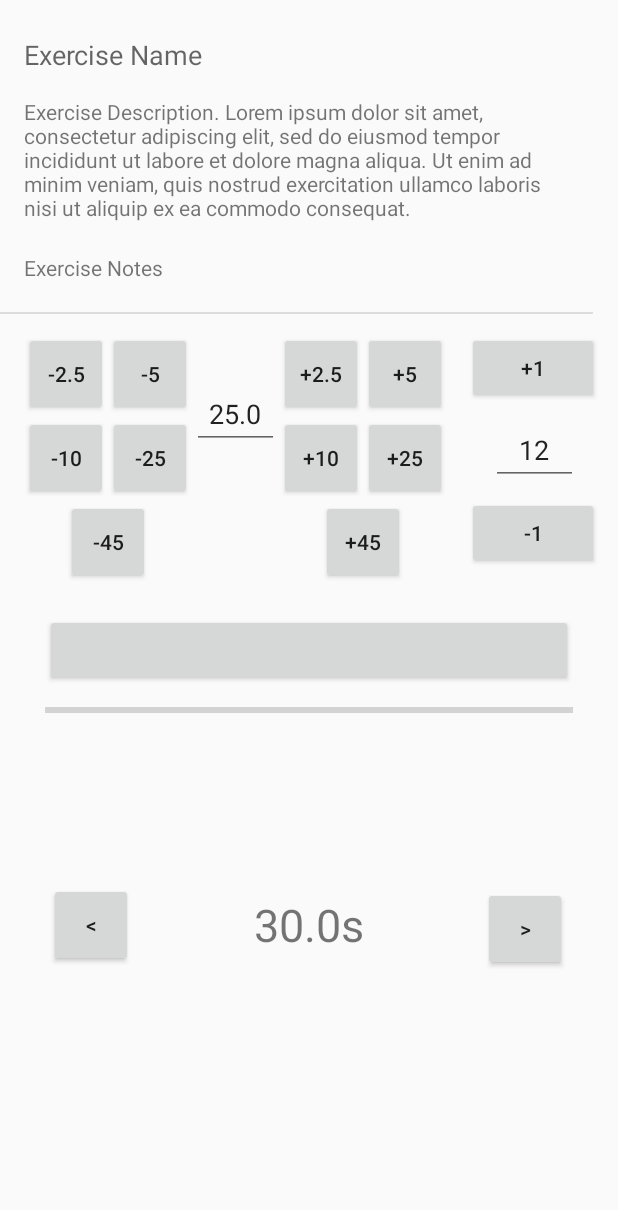
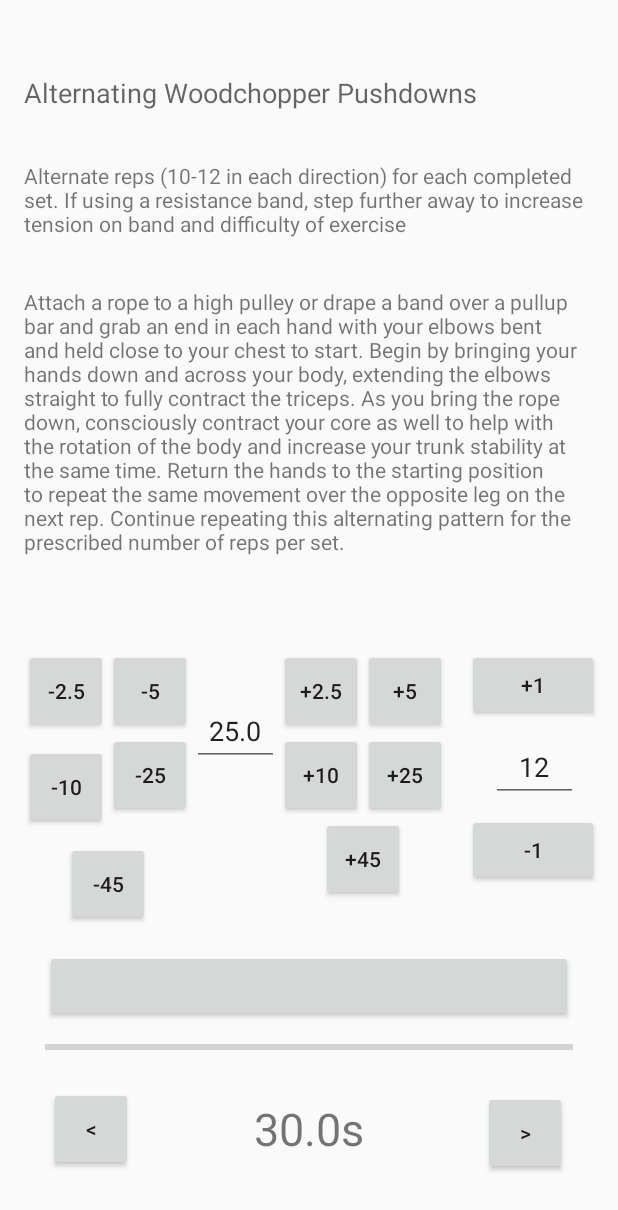
Before and after one commit to jeubank12/refitted, an Android app: the layout activity_exercise_detail_view.xml on its own in the app's theme, with its tools: preview values and no code run, on a phone screen of 412 x 824 dp. Shown: the top 1210 px of the screen. Run offline under Robolectric (Android 15) with nearby library versions, the phone set to English and light mode, and no system bars.

Commit message:
balance the detail view

```diff
--- a/app/build.gradle
+++ b/app/build.gradle
@@ -24,7 +24,7 @@ android {
             proguardFiles getDefaultProguardFile('proguard-android-optimize.txt'), 'proguard-rules.pro'
         }
     }
-    dataBinding{
+    dataBinding {
         enabled = true
     }
     compileOptions {
--- a/app/src/main/AndroidManifest.xml
+++ b/app/src/main/AndroidManifest.xml
@@ -4,7 +4,9 @@
     package="com.litus_animae.refitted">
 
     <uses-permission android:name="android.permission.INTERNET" />
-    <uses-permission android:name="android.permission.RECORD_AUDIO" tools:node="remove" />
+    <uses-permission
+        android:name="android.permission.RECORD_AUDIO"
+        tools:node="remove" />
 
     <application
         android:name=".InstaBugApplication"
--- a/app/src/main/res/layout/activity_exercise_detail_view.xml
+++ b/app/src/main/res/layout/activity_exercise_detail_view.xml
@@ -72,9 +72,10 @@
             android:id="@+id/sub45Button"
             android:layout_width="56dp"
             android:layout_height="56dp"
-            android:layout_marginStart="28dp"
             android:onClick="HandleWeightClick"
             android:text="@string/sub45"
+            app:layout_constraintBottom_toTopOf="@+id/completeSetButton"
+            app:layout_constraintEnd_toEndOf="@+id/sub25Button"
             app:layout_constraintStart_toStartOf="@+id/sub10Button"
             app:layout_constraintTop_toBottomOf="@+id/sub10Button" />
 
@@ -84,6 +85,7 @@
             android:layout_height="56dp"
             android:onClick="HandleWeightClick"
             android:text="@string/sub10"
+            app:layout_constraintBottom_toTopOf="@+id/sub45Button"
             app:layout_constraintStart_toStartOf="@+id/sub2point5Button"
             app:layout_constraintTop_toBottomOf="@+id/sub2point5Button" />
 
@@ -91,9 +93,9 @@
             android:id="@+id/add45Button"
             android:layout_width="56dp"
             android:layout_height="56dp"
-            android:layout_marginStart="28dp"
             android:onClick="HandleWeightClick"
             android:text="@string/add45"
+            app:layout_constraintEnd_toEndOf="@+id/add25Button"
             app:layout_constraintStart_toStartOf="@+id/add10Button"
             app:layout_constraintTop_toBottomOf="@+id/add10Button" />
 
@@ -114,8 +116,9 @@
             android:layout_marginTop="12dp"
             android:onClick="HandleWeightClick"
             android:text="@string/sub2point5"
+            app:layout_constraintBottom_toTopOf="@+id/sub10Button"
             app:layout_constraintStart_toStartOf="parent"
-            app:layout_constraintTop_toBottomOf="@+id/divider" />
+            app:layout_constraintTop_toBottomOf="@+id/guideline" />
 
         <Button
             android:id="@+id/add5Button"
@@ -146,44 +149,45 @@
 
         <TextView
             android:id="@+id/exerciseNameView"
-            android:layout_width="352dp"
+            android:layout_width="0dp"
             android:layout_height="wrap_content"
             android:layout_marginStart="16dp"
             android:layout_marginTop="24dp"
+            android:layout_marginEnd="16dp"
             android:text="@{exercise.Exercise.Name}"
             android:textAppearance="@style/TextAppearance.AppCompat.Medium"
+            app:layout_constraintBottom_toTopOf="@+id/exerciseNotesView"
+            app:layout_constraintEnd_toEndOf="parent"
             app:layout_constraintStart_toStartOf="parent"
             app:layout_constraintTop_toTopOf="parent"
-            tools:text="Exercise Name" />
+            tools:text="Alternating Woodchopper Pushdowns" />
 
         <TextView
             android:id="@+id/exerciseDescriptionView"
-            android:layout_width="352dp"
-            android:layout_height="88dp"
-            android:layout_marginTop="16dp"
+            android:layout_width="0dp"
+            android:layout_height="wrap_content"
+            android:layout_marginTop="8dp"
+            android:layout_marginBottom="16dp"
             android:text="@{exercise.Exercise.Description}"
-            app:layout_constraintStart_toStartOf="@+id/exerciseNameView"
-            app:layout_constraintTop_toBottomOf="@+id/exerciseNameView"
-            tools:text="Exercise Description. Lorem ipsum dolor sit amet, consectetur adipiscing elit, sed do eiusmod tempor incididunt ut labore et dolore magna aliqua. Ut enim ad minim veniam, quis nostrud exercitation ullamco laboris nisi ut aliquip ex ea commodo consequat." />
+            app:layout_constraintBottom_toTopOf="@+id/guideline"
+            app:layout_constraintEnd_toEndOf="@+id/exerciseNameView"
+            app:layout_constraintHorizontal_bias="1.0"
+            app:layout_constraintStart_toStartOf="@+id/exerciseNotesView"
+            app:layout_constraintTop_toBottomOf="@+id/exerciseNotesView"
+            tools:text="Attach a rope to a high pulley or drape a band over a pullup bar and grab an end in each hand with your elbows bent and held close to your chest to start. Begin by bringing your hands down and across your body, extending the elbows straight to fully contract the triceps. As you bring the rope down, consciously contract your core as well to help with the rotation of the body and increase your trunk stability at the same time. Return the hands to the starting position to repeat the same movement over the opposite leg on the next rep. Continue repeating this alternating pattern for the prescribed number of reps per set." />
 
         <TextView
             android:id="@+id/exerciseNotesView"
-            android:layout_width="352dp"
+            android:layout_width="0dp"
             android:layout_height="wrap_content"
-            android:layout_marginTop="16dp"
+            android:layout_marginTop="8dp"
             android:text="@{exercise.Note}"
-            app:layout_constraintStart_toStartOf="@+id/exerciseDescriptionView"
-            app:layout_constraintTop_toBottomOf="@+id/exerciseDescriptionView"
-            tools:text="Exercise Notes" />
-
-        <View
-            android:id="@+id/divider"
-            android:layout_width="395dp"
-            android:layout_height="1dp"
-            android:layout_marginTop="20dp"
-            android:background="?android:attr/listDivider"
-            app:layout_constraintStart_toStartOf="parent"
-            app:layout_constraintTop_toBottomOf="@+id/exerciseNotesView" />
+            app:layout_constraintBottom_toTopOf="@+id/exerciseDescriptionView"
+            app:layout_constraintEnd_toEndOf="@+id/exerciseNameView"
+            app:layout_constraintHorizontal_bias="0.0"
+            app:layout_constraintStart_toStartOf="@+id/exerciseNameView"
+            app:layout_constraintTop_toBottomOf="@+id/exerciseNameView"
+            tools:text="Alternate reps (10-12 in each direction) for each completed set. If using a resistance band, step further away to increase tension on band and difficulty of exercise" />
 
         <EditText
             android:id="@+id/weightDisplayView"
@@ -247,11 +251,13 @@
             android:layout_width="352dp"
             android:layout_height="48dp"
             android:layout_marginStart="8dp"
-            android:layout_marginTop="20dp"
+            android:layout_marginTop="8dp"
             android:layout_marginEnd="8dp"
             android:onClick="HandleCompleteSet"
             android:text="@{completeSetButtonText}"
+            app:layout_constraintBottom_toTopOf="@+id/restProgressBar"
             app:layout_constraintEnd_toEndOf="parent"
+            app:layout_constraintHorizontal_bias="0.5"
             app:layout_constraintStart_toStartOf="parent"
             app:layout_constraintTop_toBottomOf="@+id/sub45Button" />
 
@@ -261,9 +267,10 @@
             android:layout_width="352dp"
             android:layout_height="wrap_content"
             android:layout_marginStart="8dp"
-            android:layout_marginTop="8dp"
             android:layout_marginEnd="8dp"
+            app:layout_constraintBottom_toTopOf="@+id/restTimeView"
             app:layout_constraintEnd_toEndOf="parent"
+            app:layout_constraintHorizontal_bias="0.5"
             app:layout_constraintStart_toStartOf="parent"
             app:layout_constraintTop_toBottomOf="@+id/completeSetButton" />
 
@@ -274,13 +281,14 @@
             android:layout_marginStart="8dp"
             android:layout_marginTop="8dp"
             android:layout_marginEnd="8dp"
-            android:layout_marginBottom="8dp"
+            android:layout_marginBottom="32dp"
             android:gravity="center"
             android:textSize="30sp"
             app:layout_constraintBottom_toBottomOf="parent"
             app:layout_constraintEnd_toEndOf="parent"
+            app:layout_constraintHorizontal_bias="0.5"
             app:layout_constraintStart_toStartOf="parent"
-            app:layout_constraintTop_toTopOf="@+id/restProgressBar"
+            app:layout_constraintTop_toBottomOf="@+id/restProgressBar"
             app:layout_constraintVertical_bias="0.40"
             tools:text="30.0s" />
 
@@ -313,5 +321,14 @@
             app:layout_constraintStart_toStartOf="parent"
             app:layout_constraintTop_toTopOf="parent" />
 
+        <androidx.constraintlayout.widget.Guideline
+            android:id="@+id/guideline"
+            android:layout_width="wrap_content"
+            android:layout_height="wrap_content"
+            android:orientation="horizontal"
+            app:layout_constraintBottom_toBottomOf="parent"
+            app:layout_constraintGuide_percent="0.5"
+            app:layout_constraintTop_toTopOf="parent" />
+
     </androidx.constraintlayout.widget.ConstraintLayout>
 </layout>
```
